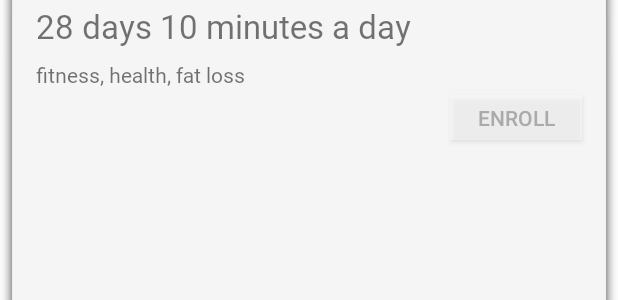
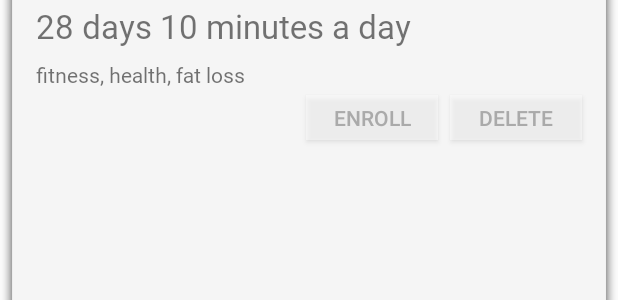
Before and after one commit to agh-pum-2017/pocket-trainer, an Android app: the layout program_item.xml on its own in the app's theme, with its tools: preview values and no code run, on a phone screen of 412 x 824 dp. Shown: the part 544-844 px from the top of the screen. Run offline under Robolectric (Android 15) with nearby library versions, the phone set to English and light mode, and no system bars; Roboto replaces fonts that are not available here.

Commit message:
Delete programs

```diff
--- a/app/src/main/java/pl/edu/agh/pockettrainer/program/repository/program/FileProgramRepository.java
+++ b/app/src/main/java/pl/edu/agh/pockettrainer/program/repository/program/FileProgramRepository.java
@@ -136,11 +136,15 @@ public class FileProgramRepository implements ProgramRepository {
     @Override
     public void uninstallAll() {
         IoUtils.delete(getInstalledDir());
+        appConfig.unsetActiveProgramId();
     }
 
     @Override
     public void uninstall(String programId) {
         IoUtils.delete(new File(getInstalledDir(), programId));
+        if (programId.equals(appConfig.getActiveProgramId())) {
+            appConfig.unsetActiveProgramId();
+        }
     }
 
     @Override
--- a/app/src/main/java/pl/edu/agh/pockettrainer/program/repository/program/Program.java
+++ b/app/src/main/java/pl/edu/agh/pockettrainer/program/repository/program/Program.java
@@ -97,4 +97,8 @@ public class Program {
         }
         return numActions;
     }
+
+    public void uninstall() {
+        programRepository.uninstall(id);
+    }
 }
--- a/app/src/main/res/layout/program_item.xml
+++ b/app/src/main/res/layout/program_item.xml
@@ -1,6 +1,7 @@
 <?xml version="1.0" encoding="utf-8"?>
 <android.support.constraint.ConstraintLayout xmlns:android="http://schemas.android.com/apk/res/android"
     xmlns:appConfig="http://schemas.android.com/apk/res-auto"
+    xmlns:tools="http://schemas.android.com/tools"
     android:layout_width="match_parent"
     android:layout_height="match_parent"
     android:background="@android:drawable/dialog_holo_light_frame">
@@ -47,7 +48,21 @@
         appConfig:layout_constraintTop_toBottomOf="@+id/program_item_title" />
 
     <Button
-        android:id="@+id/program_item_button"
+        android:id="@+id/program_item_button_enroll"
+        android:layout_width="wrap_content"
+        android:layout_height="30sp"
+        android:layout_marginEnd="8dp"
+        android:layout_marginTop="8dp"
+        android:background="@android:drawable/screen_background_light_transparent"
+        android:text="Enroll"
+        android:textColor="@android:color/darker_gray"
+        appConfig:layout_constraintBottom_toBottomOf="@+id/program_item_button_delete"
+        appConfig:layout_constraintEnd_toStartOf="@+id/program_item_button_delete"
+        appConfig:layout_constraintTop_toTopOf="@+id/program_item_button_delete"
+        appConfig:layout_constraintVertical_bias="1.0" />
+
+    <Button
+        android:id="@+id/program_item_button_delete"
         android:layout_width="wrap_content"
         android:layout_height="30sp"
         android:layout_marginBottom="16dp"
@@ -55,7 +70,7 @@
         android:layout_marginRight="16dp"
         android:layout_marginTop="4dp"
         android:background="@android:drawable/screen_background_light_transparent"
-        android:text="Enroll"
+        android:text="Delete"
         android:textColor="@android:color/darker_gray"
         appConfig:layout_constraintBottom_toBottomOf="parent"
         appConfig:layout_constraintEnd_toEndOf="parent"
--- a/app/src/main/res/menu/program_browser_main.xml
+++ b/app/src/main/res/menu/program_browser_main.xml
@@ -2,4 +2,5 @@
 <menu xmlns:android="http://schemas.android.com/apk/res/android">
     <item android:title="Browse..." android:id="@+id/program_browser_menu_browser"/>
     <item android:title="Download..." android:id="@+id/program_browser_menu_download"/>
+    <item android:title="Delete all" android:id="@+id/program_browser_menu_delete_all"/>
 </menu>
```
Also changed, not shown: app/src/main/java/pl/edu/agh/pockettrainer/ui/activities/ProgramBrowserActivity.java (+66 -2 lines), app/src/main/java/pl/edu/agh/pockettrainer/ui/adapter/ProgramAdapter.java (+48 -6 lines), 1 other file.
